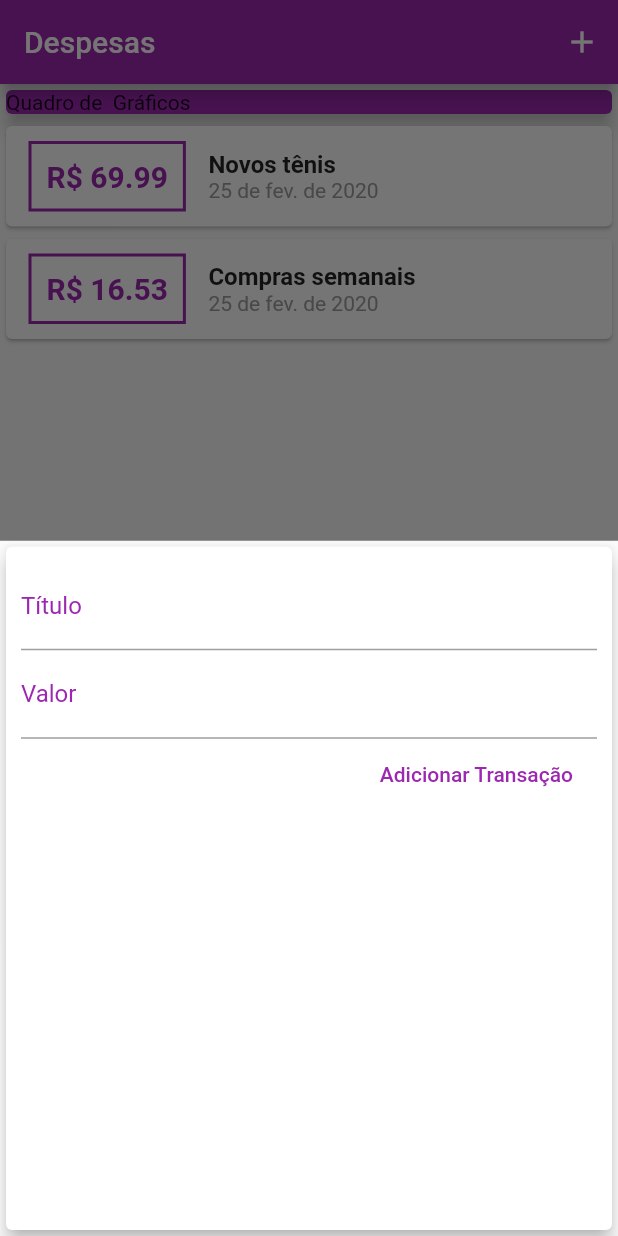
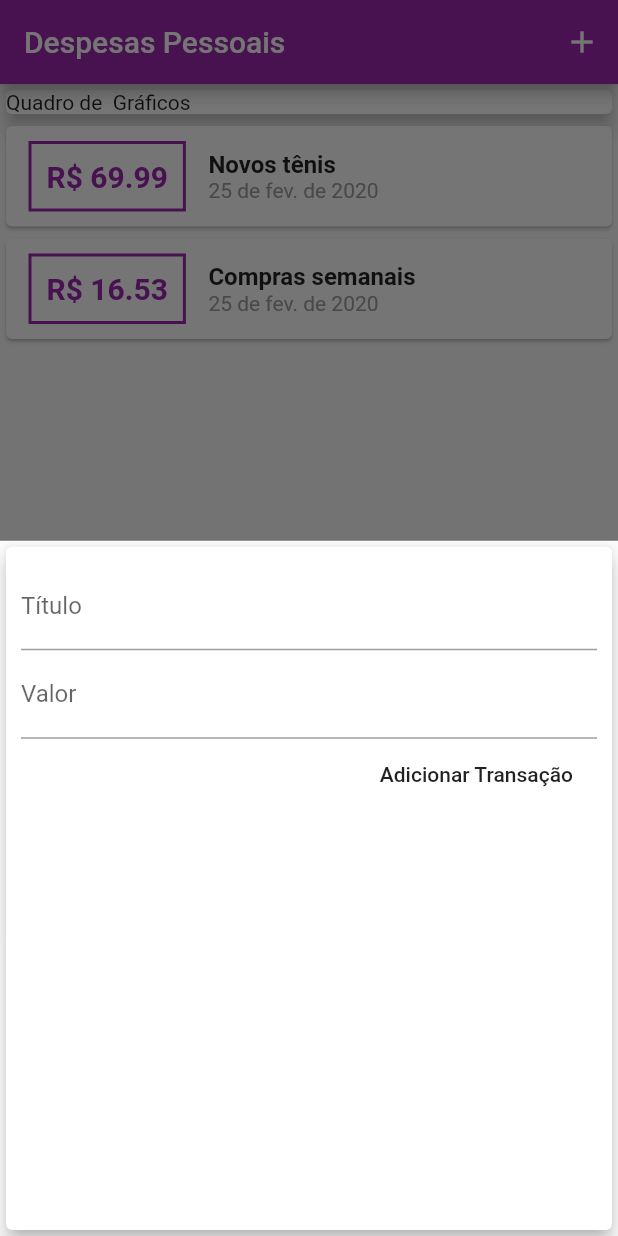
Before and after one commit to nlaranjeira01/expenses_app, a Flutter app: the screen it shows after launch, after a tap on the "add" icon, on a phone screen of 412 x 824 dp. Run offline on Flutter 3.47's test engine with Material 2 defaults, Android fonts, the phone set to English and light mode, and no system bars.

Commit message:
Refactoring color scheme to use flutter's Theme

```diff
--- a/lib/main.dart
+++ b/lib/main.dart
@@ -14,7 +14,11 @@ class MyApp extends StatelessWidget {
   @override
   Widget build(BuildContext context) {
     return MaterialApp(
-      title: 'Flutter App',
+      title: 'Despesas Pessoais',
+      theme: ThemeData(
+        primarySwatch: Colors.purple,
+        accentColor: Colors.purpleAccent,
+      ),
       home: MyHomePage(),
     );
   }
@@ -66,8 +70,7 @@ class _MyHomePageState extends State<MyHomePage> {
   Widget build(BuildContext context) {
     return Scaffold(
       appBar: AppBar(
-        backgroundColor: Colors.purple,
-        title: Text("Despesas"),
+        title: Text("Despesas Pessoais"),
         actions: <Widget>[
           IconButton(
             icon: Icon(
@@ -83,7 +86,6 @@ class _MyHomePageState extends State<MyHomePage> {
             Container(
               width: double.infinity,
               child: Card(
-                color: Colors.purple,
                 child: Text("Quadro de  Gráficos"),
                 elevation: 5,
               ),
@@ -94,7 +96,6 @@ class _MyHomePageState extends State<MyHomePage> {
       ),
       floatingActionButtonLocation: FloatingActionButtonLocation.centerFloat,
       floatingActionButton: FloatingActionButton(
-        backgroundColor: Colors.purple,
         child: Icon(Icons.add),
         onPressed: () => startAddNewTransaction(context),
       ),
--- a/lib/widgets/new_transaction.dart
+++ b/lib/widgets/new_transaction.dart
@@ -42,14 +42,6 @@ class _NewTransactionState extends State<NewTransaction> {
             TextField(
               decoration: InputDecoration(
                 labelText: "Título",
-                focusedBorder: UnderlineInputBorder(
-                  borderSide: BorderSide(
-                    color: Colors.purple,
-                  ),
-                ),
-                labelStyle: TextStyle(
-                  color: Colors.purple,
-                ),
               ),
               controller: titleController,
               onSubmitted: (_) => submitData(),
@@ -57,14 +49,6 @@ class _NewTransactionState extends State<NewTransaction> {
             TextField(
               decoration: InputDecoration(
                 labelText: "Valor",
-                focusedBorder: UnderlineInputBorder(
-                  borderSide: BorderSide(
-                    color: Colors.purple,
-                  ),
-                ),
-                labelStyle: TextStyle(
-                  color: Colors.purple,
-                ),
               ),
               controller: amountController,
               keyboardType: TextInputType.numberWithOptions(
@@ -76,7 +60,6 @@ class _NewTransactionState extends State<NewTransaction> {
             FlatButton(
               child: Text("Adicionar Transação"),
               onPressed: () => submitData(),
-              textColor: Colors.purple,
             ),
           ],
         ),
--- a/lib/widgets/transaction_list.dart
+++ b/lib/widgets/transaction_list.dart
@@ -22,8 +22,8 @@ class TransactionList extends StatelessWidget {
                 ),
                 decoration: BoxDecoration(
                   border: Border.all(
-                    color: Colors.purple,
                     width: 2,
+                    color: Theme.of(context).primaryColor,
                   ),
                 ),
                 padding: EdgeInsets.all(10),
@@ -32,7 +32,7 @@ class TransactionList extends StatelessWidget {
                   style: TextStyle(
                     fontWeight: FontWeight.bold,
                     fontSize: 20,
-                    color: Colors.purple,
+                    color: Theme.of(context).primaryColor,
                   ),
                 ),
               ),
```
